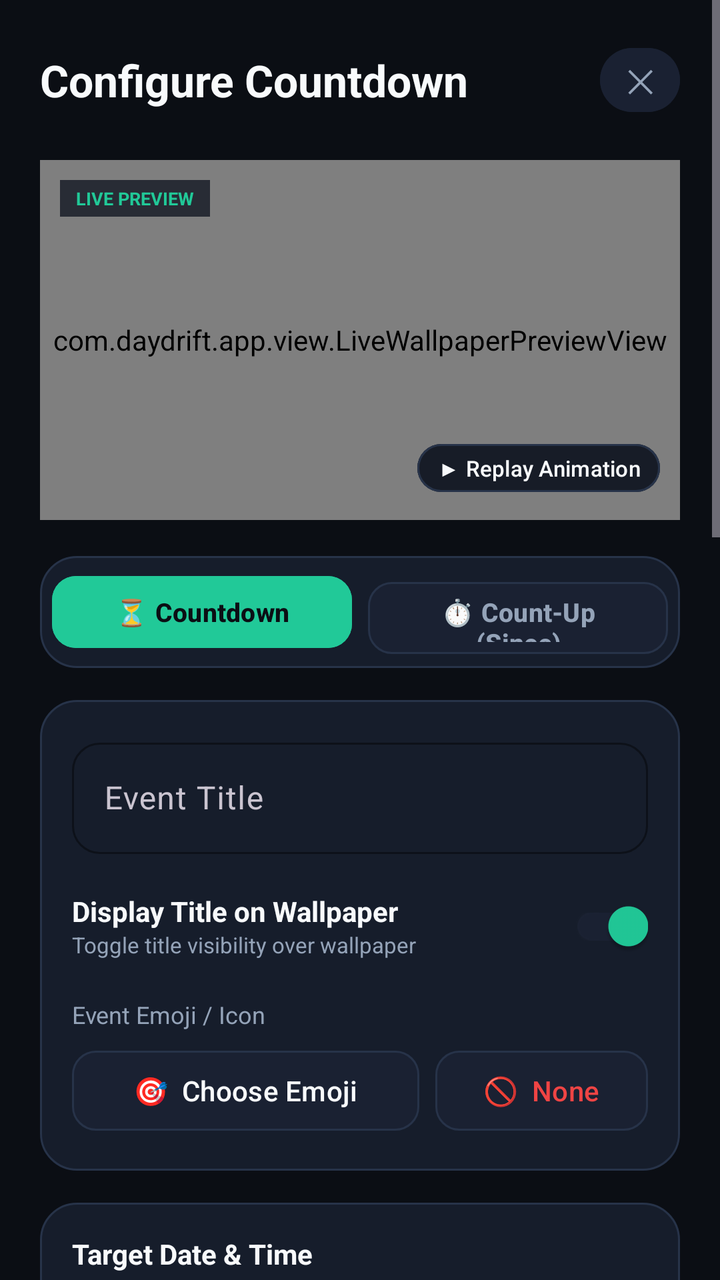
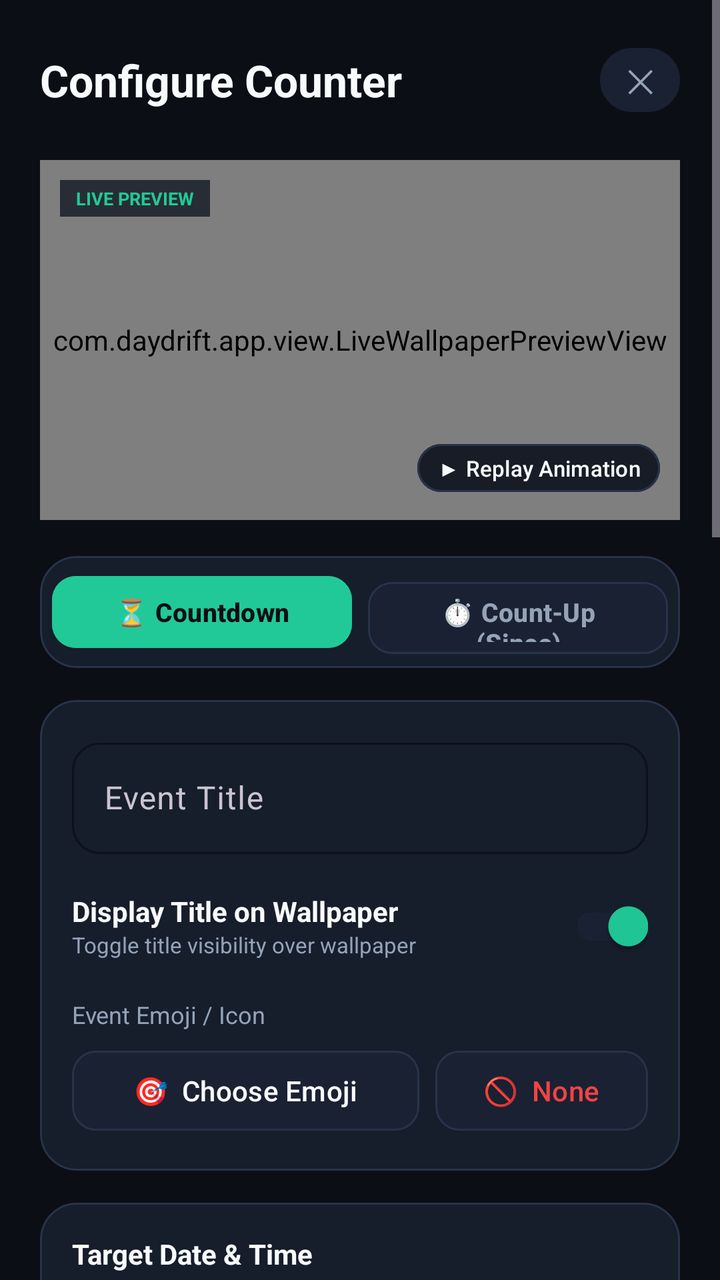

The first picture is an Android layout as it rendered before a commit; the second is the same layout after the commit. The layout source and the unified diff follow.
<!-- AndroidManifest.xml: application theme Theme.DayDrift -->
<!-- res/layout/dialog_counter_editor.xml -->
<?xml version="1.0" encoding="utf-8"?>
<ScrollView xmlns:android="http://schemas.android.com/apk/res/android"
    xmlns:app="http://schemas.android.com/apk/res-auto"
    android:layout_width="match_parent"
    android:layout_height="match_parent"
    android:background="@color/bg_dark"
    android:fitsSystemWindows="true"
    android:fillViewport="true">

    <LinearLayout
        android:layout_width="match_parent"
        android:layout_height="wrap_content"
        android:orientation="vertical"
        android:padding="20dp">

        
        <LinearLayout
            android:layout_width="match_parent"
            android:layout_height="wrap_content"
            android:orientation="horizontal"
            android:gravity="center_vertical"
            android:layout_marginBottom="20dp">

            <TextView
                android:id="@+id/dialogTitle"
                android:layout_width="0dp"
                android:layout_height="wrap_content"
                android:layout_weight="1"
                android:text="Configure Countdown"
                android:textColor="@color/text_primary"
                android:textSize="22sp"
                android:textStyle="bold" />

            <com.google.android.material.button.MaterialButton
                android:id="@+id/btnCloseDialog"
                android:layout_width="40dp"
                android:layout_height="40dp"
                android:text="✕"
                android:textColor="@color/text_secondary"
                android:textSize="16sp"
                android:backgroundTint="@color/bg_surface_elevated"
                app:cornerRadius="20dp"
                android:padding="0dp" />
        </LinearLayout>

        
        <FrameLayout
            android:id="@+id/editorPreviewCard"
            android:layout_width="match_parent"
            android:layout_height="180dp"
            android:background="@drawable/bg_card"
            android:layout_marginBottom="18dp"
            android:clipChildren="true"
            android:clipToPadding="true">

            <com.daydrift.app.view.LiveWallpaperPreviewView
                android:id="@+id/editorPreviewView"
                android:layout_width="match_parent"
                android:layout_height="match_parent" />

            <TextView
                android:layout_width="wrap_content"
                android:layout_height="wrap_content"
                android:text="LIVE PREVIEW"
                android:textSize="9sp"
                android:textStyle="bold"
                android:textColor="@color/primary"
                android:background="#CC131824"
                android:paddingStart="8dp"
                android:paddingEnd="8dp"
                android:paddingTop="3dp"
                android:paddingBottom="3dp"
                android:layout_gravity="top|start"
                android:layout_margin="10dp" />

            <com.google.android.material.button.MaterialButton
                android:id="@+id/btnTestAnimation"
                android:layout_width="wrap_content"
                android:layout_height="32dp"
                android:text="▶ Replay Animation"
                android:textAllCaps="false"
                android:textSize="11sp"
                android:backgroundTint="#CC131824"
                android:textColor="@color/text_primary"
                app:strokeColor="@color/border_card"
                app:strokeWidth="1dp"
                app:cornerRadius="12dp"
                android:layout_gravity="bottom|end"
                android:layout_margin="10dp"
                android:paddingStart="10dp"
                android:paddingEnd="10dp"
                android:paddingTop="0dp"
                android:paddingBottom="0dp" />
        </FrameLayout>

        
        <LinearLayout
            android:layout_width="match_parent"
            android:layout_height="wrap_content"
            android:orientation="horizontal"
            android:background="@drawable/bg_card"
            android:padding="6dp"
            android:layout_marginBottom="16dp">

            <com.google.android.material.button.MaterialButton
                android:id="@+id/btnModeCountdown"
                android:layout_width="0dp"
                android:layout_height="44dp"
                android:layout_weight="1"
                android:text="⏳ Countdown"
                android:textAllCaps="false"
                android:textSize="13sp"
                android:textStyle="bold"
                android:backgroundTint="@color/primary"
                android:textColor="@color/bg_dark"
                app:cornerRadius="12dp"
                android:layout_marginEnd="4dp" />

            <com.google.android.material.button.MaterialButton
                android:id="@+id/btnModeCountUp"
                android:layout_width="0dp"
                android:layout_height="44dp"
                android:layout_weight="1"
                android:text="⏱️ Count-Up (Since)"
                android:textAllCaps="false"
                android:textSize="13sp"
                android:textStyle="bold"
                android:backgroundTint="@color/bg_surface_elevated"
                android:textColor="@color/text_secondary"
                app:strokeColor="@color/border_card"
                app:strokeWidth="1dp"
                app:cornerRadius="12dp"
                android:layout_marginStart="4dp" />
        </LinearLayout>

        
        <LinearLayout
            android:layout_width="match_parent"
            android:layout_height="wrap_content"
            android:orientation="vertical"
            android:background="@drawable/bg_card"
            android:padding="16dp"
            android:layout_marginBottom="16dp">

            <com.google.android.material.textfield.TextInputLayout
                android:layout_width="match_parent"
                android:layout_height="wrap_content"
                android:hint="Event Title"
                app:boxBackgroundColor="@color/bg_surface_card"
                app:boxStrokeColor="@color/primary"
                app:boxCornerRadiusTopStart="14dp"
                app:boxCornerRadiusTopEnd="14dp"
                app:boxCornerRadiusBottomStart="14dp"
                app:boxCornerRadiusBottomEnd="14dp"
                android:layout_marginBottom="12dp">

                <com.google.android.material.textfield.TextInputEditText
                    android:id="@+id/inputTitle"
                    android:layout_width="match_parent"
                    android:layout_height="wrap_content"
                    android:textColor="@color/text_primary"
                    android:maxLines="1" />
            </com.google.android.material.textfield.TextInputLayout>

            
            <LinearLayout
                android:layout_width="match_parent"
                android:layout_height="wrap_content"
                android:orientation="horizontal"
                android:gravity="center_vertical"
                android:layout_marginBottom="12dp">

                <LinearLayout
                    android:layout_width="0dp"
                    android:layout_height="wrap_content"
                    android:layout_weight="1"
                    android:orientation="vertical">

                    <TextView
                        android:layout_width="wrap_content"
                        android:layout_height="wrap_content"
                        android:text="Display Title on Wallpaper"
                        android:textColor="@color/text_primary"
                        android:textSize="14sp"
                        android:textStyle="bold" />

                    <TextView
                        android:layout_width="wrap_content"
                        android:layout_height="wrap_content"
                        android:text="Toggle title visibility over wallpaper"
                        android:textColor="@color/text_secondary"
                        android:textSize="11sp" />
                </LinearLayout>

                <com.google.android.material.switchmaterial.SwitchMaterial
                    android:id="@+id/switchShowTitle"
                    android:layout_width="wrap_content"
                    android:layout_height="wrap_content"
                    android:checked="true"
                    app:thumbTint="@color/primary"
                    app:trackTint="@color/bg_surface_elevated" />
            </LinearLayout>

            
            <TextView
                android:layout_width="wrap_content"
                android:layout_height="wrap_content"
                android:text="Event Emoji / Icon"
                android:textColor="@color/text_secondary"
                android:textSize="12sp"
                android:layout_marginBottom="6dp" />

            <LinearLayout
                android:layout_width="match_parent"
                android:layout_height="wrap_content"
                android:orientation="horizontal"
                android:gravity="center_vertical">

                <com.google.android.material.button.MaterialButton
                    android:id="@+id/btnEmojiPicker"
                    android:layout_width="0dp"
                    android:layout_height="wrap_content"
                    android:layout_weight="1"
                    android:text="🎯  Choose Emoji"
                    android:textAllCaps="false"
                    android:textColor="@color/text_primary"
                    android:backgroundTint="@color/bg_surface_elevated"
                    app:strokeColor="@color/border_card"
                    app:strokeWidth="1dp"
                    app:cornerRadius="12dp"
                    android:layout_marginEnd="8dp" />

                <com.google.android.material.button.MaterialButton
                    android:id="@+id/btnRemoveEmoji"
                    android:layout_width="wrap_content"
                    android:layout_height="wrap_content"
                    android:text="🚫  None"
                    android:textAllCaps="false"
                    android:textColor="@color/error"
                    android:backgroundTint="@color/bg_surface_elevated"
                    app:strokeColor="@color/border_card"
                    app:strokeWidth="1dp"
                    app:cornerRadius="12dp" />
            </LinearLayout>
        </LinearLayout>

        
        <LinearLayout
            android:layout_width="match_parent"
            android:layout_height="wrap_content"
            android:orientation="vertical"
            android:background="@drawable/bg_card"
            android:padding="16dp"
            android:layout_marginBottom="16dp">

            <TextView
                android:id="@+id/tvDateLabel"
                android:layout_width="wrap_content"
                android:layout_height="wrap_content"
                android:text="Target Date &amp; Time"
                android:textColor="@color/text_primary"
                android:textSize="14sp"
                android:textStyle="bold"
                android:layout_marginBottom="10dp" />

            <LinearLayout
                android:layout_width="match_parent"
                android:layout_height="wrap_content"
                android:orientation="horizontal">

                <com.google.android.material.button.MaterialButton
                    android:id="@+id/btnDatePicker"
                    android:layout_width="0dp"
                    android:layout_height="wrap_content"
                    android:layout_weight="1"
                    android:layout_marginEnd="6dp"
                    android:text="Select Date"
                    android:textAllCaps="false"
                    android:backgroundTint="@color/bg_surface_elevated"
                    android:textColor="@color/text_primary"
                    app:strokeColor="@color/border_card"
                    app:strokeWidth="1dp"
                    app:cornerRadius="12dp" />

                <com.google.android.material.button.MaterialButton
                    android:id="@+id/btnTimePicker"
                    android:layout_width="0dp"
                    android:layout_height="wrap_content"
                    android:layout_weight="1"
                    android:layout_marginStart="6dp"
                    android:text="Select Time"
                    android:textAllCaps="false"
                    android:backgroundTint="@color/bg_surface_elevated"
                    android:textColor="@color/text_primary"
                    app:strokeColor="@color/border_card"
                    app:strokeWidth="1dp"
                    app:cornerRadius="12dp" />
            </LinearLayout>
        </LinearLayout>

        
        <LinearLayout
            android:layout_width="match_parent"
            android:layout_height="wrap_content"
            android:orientation="vertical"
            android:background="@drawable/bg_card"
            android:padding="16dp"
            android:layout_marginBottom="16dp">

            <LinearLayout
                android:layout_width="match_parent"
                android:layout_height="wrap_content"
                android:orientation="horizontal"
                android:gravity="center_vertical"
                android:layout_marginBottom="10dp">

                <TextView
                    android:layout_width="0dp"
                    android:layout_height="wrap_content"
                    android:layout_weight="1"
                    android:text="Layout &amp; Placement"
                    android:textColor="@color/text_primary"
                    android:textSize="14sp"
                    android:textStyle="bold" />

                <com.google.android.material.button.MaterialButton
                    android:id="@+id/btnBrowseLayouts"
                    android:layout_width="wrap_content"
                    android:layout_height="32dp"
                    android:text="Visual Cards ⤢"
                    android:textAllCaps="false"
                    android:textSize="11sp"
                    android:backgroundTint="@color/bg_surface_elevated"
                    android:textColor="@color/primary"
                    app:strokeColor="@color/border_card"
                    app:strokeWidth="1dp"
                    app:cornerRadius="12dp"
                    android:paddingStart="10dp"
                    android:paddingEnd="10dp"
                    android:paddingTop="0dp"
                    android:paddingBottom="0dp" />
            </LinearLayout>

            
            <com.google.android.material.textfield.TextInputLayout
                style="@style/Widget.Material3.TextInputLayout.OutlinedBox.ExposedDropdownMenu"
                android:layout_width="match_parent"
                android:layout_height="wrap_content"
                android:hint="Countdown Layout Style"
                app:boxBackgroundColor="@color/bg_surface_elevated"
                app:boxStrokeColor="@color/primary"
                app:boxCornerRadiusTopStart="12dp"
                app:boxCornerRadiusTopEnd="12dp"
                app:boxCornerRadiusBottomStart="12dp"
                app:boxCornerRadiusBottomEnd="12dp"
                android:layout_marginBottom="14dp">

                <AutoCompleteTextView
                    android:id="@+id/menuLayoutStyle"
                    android:layout_width="match_parent"
                    android:layout_height="wrap_content"
                    android:inputType="none"
                    android:textColor="@color/text_primary" />
            </com.google.android.material.textfield.TextInputLayout>

            
            <com.google.android.material.textfield.TextInputLayout
                style="@style/Widget.Material3.TextInputLayout.OutlinedBox.ExposedDropdownMenu"
                android:layout_width="match_parent"
                android:layout_height="wrap_content"
                android:hint="Transition Animation"
                app:boxBackgroundColor="@color/bg_surface_elevated"
                app:boxStrokeColor="@color/primary"
                app:boxCornerRadiusTopStart="12dp"
                app:boxCornerRadiusTopEnd="12dp"
                app:boxCornerRadiusBottomStart="12dp"
                app:boxCornerRadiusBottomEnd="12dp"
                android:layout_marginBottom="14dp">

                <AutoCompleteTextView
                    android:id="@+id/menuAnimationStyle"
                    android:layout_width="match_parent"
                    android:layout_height="wrap_content"
                    android:inputType="none"
                    android:textColor="@color/text_primary" />
            </com.google.android.material.textfield.TextInputLayout>

            
            <com.google.android.material.textfield.TextInputLayout
                style="@style/Widget.Material3.TextInputLayout.OutlinedBox.ExposedDropdownMenu"
                android:layout_width="match_parent"
                android:layout_height="wrap_content"
                android:hint="Position Preset"
                app:boxBackgroundColor="@color/bg_surface_elevated"
                app:boxStrokeColor="@color/primary"
                app:boxCornerRadiusTopStart="12dp"
                app:boxCornerRadiusTopEnd="12dp"
                app:boxCornerRadiusBottomStart="12dp"
                app:boxCornerRadiusBottomEnd="12dp"
                android:layout_marginBottom="14dp">

                <AutoCompleteTextView
                    android:id="@+id/menuPositionPreset"
                    android:layout_width="match_parent"
                    android:layout_height="wrap_content"
                    android:inputType="none"
                    android:textColor="@color/text_primary" />
            </com.google.android.material.textfield.TextInputLayout>

            
            <com.google.android.material.button.MaterialButton
                android:id="@+id/btnSelectFont"
                android:layout_width="match_parent"
                android:layout_height="52dp"
                android:text="Typography Font: Sans-Serif Bold (100+ Available)"
                android:textAllCaps="false"
                android:backgroundTint="@color/bg_surface_elevated"
                android:textColor="@color/text_primary"
                app:icon="@drawable/ic_font"
                app:iconTint="@color/primary"
                app:iconGravity="textStart"
                app:strokeColor="@color/border_card"
                app:strokeWidth="1dp"
                app:cornerRadius="14dp" />
        </LinearLayout>

        
        <LinearLayout
            android:layout_width="match_parent"
            android:layout_height="wrap_content"
            android:orientation="vertical"
            android:background="@drawable/bg_card"
            android:padding="16dp"
            android:layout_marginBottom="24dp">

            <TextView
                android:layout_width="wrap_content"
                android:layout_height="wrap_content"
                android:text="Color &amp; Gradient Engine"
                android:textColor="@color/text_primary"
                android:textSize="14sp"
                android:textStyle="bold"
                android:layout_marginBottom="10dp" />

            
            <com.google.android.material.textfield.TextInputLayout
                style="@style/Widget.Material3.TextInputLayout.OutlinedBox.ExposedDropdownMenu"
                android:layout_width="match_parent"
                android:layout_height="wrap_content"
                android:hint="Digit Color Format"
                app:boxBackgroundColor="@color/bg_surface_elevated"
                app:boxStrokeColor="@color/primary"
                app:boxCornerRadiusTopStart="12dp"
                app:boxCornerRadiusTopEnd="12dp"
                app:boxCornerRadiusBottomStart="12dp"
                app:boxCornerRadiusBottomEnd="12dp"
                android:layout_marginBottom="12dp">

                <AutoCompleteTextView
                    android:id="@+id/menuColorFormat"
                    android:layout_width="match_parent"
                    android:layout_height="wrap_content"
                    android:inputType="none"
                    android:textColor="@color/text_primary" />
            </com.google.android.material.textfield.TextInputLayout>

            
            <com.google.android.material.button.MaterialButton
                android:id="@+id/btnSolidCountColor"
                android:layout_width="match_parent"
                android:layout_height="wrap_content"
                android:text="Choose Solid Color"
                android:textAllCaps="false"
                android:textColor="@color/white"
                app:cornerRadius="12dp"
                android:visibility="gone"
                android:layout_marginBottom="12dp" />

            
            <LinearLayout
                android:id="@+id/layoutCountGradientOptions"
                android:layout_width="match_parent"
                android:layout_height="wrap_content"
                android:orientation="vertical">

                <TextView
                    android:id="@+id/tvCountGradAngle"
                    android:layout_width="wrap_content"
                    android:layout_height="wrap_content"
                    android:text="Gradient Angle: 45°"
                    android:textColor="@color/text_secondary"
                    android:textSize="12sp" />

                <com.google.android.material.slider.Slider
                    android:id="@+id/sliderCountGradAngle"
                    android:layout_width="match_parent"
                    android:layout_height="wrap_content"
                    android:valueFrom="0"
                    android:valueTo="360"
                    android:value="45"
                    android:stepSize="15"
                    app:thumbColor="@color/primary"
                    app:trackColorActive="@color/primary" />

                <LinearLayout
                    android:layout_width="match_parent"
                    android:layout_height="wrap_content"
                    android:orientation="horizontal"
                    android:layout_marginTop="4dp">

                    <com.google.android.material.button.MaterialButton
                        android:id="@+id/btnCountStartColor"
                        android:layout_width="0dp"
                        android:layout_height="wrap_content"
                        android:layout_weight="1"
                        android:layout_marginEnd="6dp"
                        android:text="Start Color"
                        android:textAllCaps="false"
                        android:textColor="@color/white"
                        app:cornerRadius="12dp" />

                    <com.google.android.material.button.MaterialButton
                        android:id="@+id/btnCountEndColor"
                        android:layout_width="0dp"
                        android:layout_height="wrap_content"
                        android:layout_weight="1"
                        android:layout_marginStart="6dp"
                        android:text="End Color"
                        android:textAllCaps="false"
                        android:textColor="@color/white"
                        app:cornerRadius="12dp" />
                </LinearLayout>
            </LinearLayout>

        </LinearLayout>

        <com.google.android.material.checkbox.MaterialCheckBox
            android:id="@+id/cbSetActiveWallpaper"
            android:layout_width="match_parent"
            android:layout_height="wrap_content"
            android:text="Set as active live wallpaper counter"
            android:textColor="@color/text_primary"
            android:textSize="13sp"
            android:checked="true"
            app:buttonTint="@color/primary"
            android:layout_marginBottom="12dp" />

        
        <LinearLayout
            android:layout_width="match_parent"
            android:layout_height="wrap_content"
            android:orientation="horizontal"
            android:layout_marginBottom="24dp">

            <com.google.android.material.button.MaterialButton
                android:id="@+id/btnCancel"
                android:layout_width="0dp"
                android:layout_height="52dp"
                android:layout_weight="1"
                android:layout_marginEnd="8dp"
                android:text="Cancel"
                android:textAllCaps="false"
                android:backgroundTint="@color/bg_surface_elevated"
                android:textColor="@color/text_secondary"
                app:strokeColor="@color/border_card"
                app:strokeWidth="1dp"
                app:cornerRadius="14dp" />

            <com.google.android.material.button.MaterialButton
                android:id="@+id/btnSave"
                android:layout_width="0dp"
                android:layout_height="52dp"
                android:layout_weight="2"
                android:layout_marginStart="8dp"
                android:text="Save Countdown"
                android:textAllCaps="false"
                android:textStyle="bold"
                android:backgroundTint="@color/primary"
                android:textColor="@color/bg_dark"
                app:cornerRadius="14dp" />
        </LinearLayout>

    </LinearLayout>
</ScrollView>
<!-- resources referenced by this layout -->
<resources>
  <color name="bg_dark">#0B0E14</color>
  <color name="bg_surface_card">#161D2B</color>
  <color name="bg_surface_elevated">#1A2132</color>
  <color name="border_card">#273349</color>
  <color name="error">#EF4444</color>
  <color name="primary">#21C998</color>
  <color name="text_primary">#F8FAFC</color>
  <color name="text_secondary">#94A3B8</color>
  <color name="white">#FFFFFF</color>
  <!-- drawable bg_card (drawable) -->
  <?xml version="1.0" encoding="utf-8"?>
  <shape xmlns:android="http://schemas.android.com/apk/res/android"
      android:shape="rectangle">
      <solid android:color="@color/bg_surface_card" />
      <stroke android:width="1dp" android:color="@color/border_card" />
      <corners android:radius="18dp" />
  </shape>
  <!-- drawable ic_font (drawable) -->
  <vector xmlns:android="http://schemas.android.com/apk/res/android"
      android:width="24dp"
      android:height="24dp"
      android:viewportWidth="24"
      android:viewportHeight="24">
      <path
          android:fillColor="#21C998"
          android:pathData="M9.93,13.5h4.14L12,7.98z M20,2H4C2.9,2 2,2.9 2,4v16c0,1.1 0.9,2 2,2h16c1.1,0 2,-0.9 2,-2V4C22,2.9 21.1,2 20,2z M15.53,17.5l-1.07,-3h-4.92l-1.07,3H6.25L10.9,5.5h2.2l4.65,12H15.53z" />
  </vector>
  <style name="Theme.DayDrift" parent="Theme.Material3.Dark.NoActionBar">
          <item name="colorPrimary">@color/primary</item>
          <item name="colorPrimaryVariant">@color/primary_variant</item>
          <item name="colorSecondary">@color/secondary</item>
          <item name="colorSecondaryVariant">@color/secondary_variant</item>
          <item name="android:windowBackground">@color/bg_dark</item>
          <item name="android:colorBackground">@color/bg_dark</item>
          <item name="colorSurface">@color/bg_surface</item>
          <item name="colorSurfaceVariant">@color/bg_surface_card</item>
          <item name="colorOnSurface">@color/text_primary</item>
          <item name="colorOnPrimary">@color/bg_dark</item>
          <item name="android:statusBarColor">@color/bg_dark</item>
          <item name="android:navigationBarColor">@color/bg_dark</item>
          <item name="android:windowLightStatusBar">false</item>
          <item name="android:windowAnimationStyle">@style/DayDriftAnimation.Activity</item>
      </style>
  <color name="primary_variant">#16A37A</color>
  <color name="secondary">#6366F1</color>
  <color name="secondary_variant">#4F46E5</color>
  <color name="bg_surface">#131824</color>
  <style name="DayDriftAnimation.Activity" parent="@android:style/Animation.Activity">
          <item name="android:activityOpenEnterAnimation">@anim/slide_in_right</item>
          <item name="android:activityOpenExitAnimation">@anim/slide_out_left</item>
          <item name="android:activityCloseEnterAnimation">@anim/slide_in_left</item>
          <item name="android:activityCloseExitAnimation">@anim/slide_out_right</item>
      </style>
</resources>

<!-- the commit's change to res/layout/dialog_counter_editor.xml (unified diff, before → after) -->
@@ -26,7 +26,7 @@
                 android:layout_width="0dp"
                 android:layout_height="wrap_content"
                 android:layout_weight="1"
-                android:text="Configure Countdown"
+                android:text="Configure Counter"
                 android:textColor="@color/text_primary"
                 android:textSize="22sp"
                 android:textStyle="bold" />
@@ -346,7 +346,7 @@
                 style="@style/Widget.Material3.TextInputLayout.OutlinedBox.ExposedDropdownMenu"
                 android:layout_width="match_parent"
                 android:layout_height="wrap_content"
-                android:hint="Countdown Layout Style"
+                android:hint="Counter Layout Style"
                 app:boxBackgroundColor="@color/bg_surface_elevated"
                 app:boxStrokeColor="@color/primary"
                 app:boxCornerRadiusTopStart="12dp"
@@ -572,7 +572,7 @@
                 android:layout_height="52dp"
                 android:layout_weight="2"
                 android:layout_marginStart="8dp"
-                android:text="Save Countdown"
+                android:text="Save Counter"
                 android:textAllCaps="false"
                 android:textStyle="bold"
                 android:backgroundTint="@color/primary"
